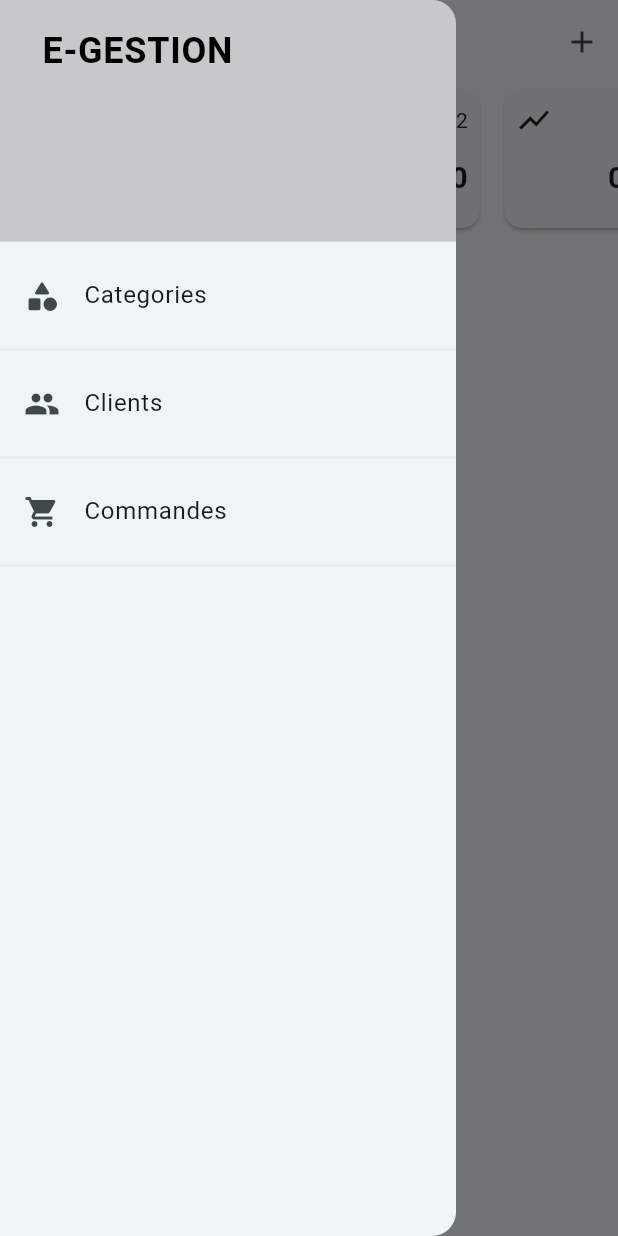
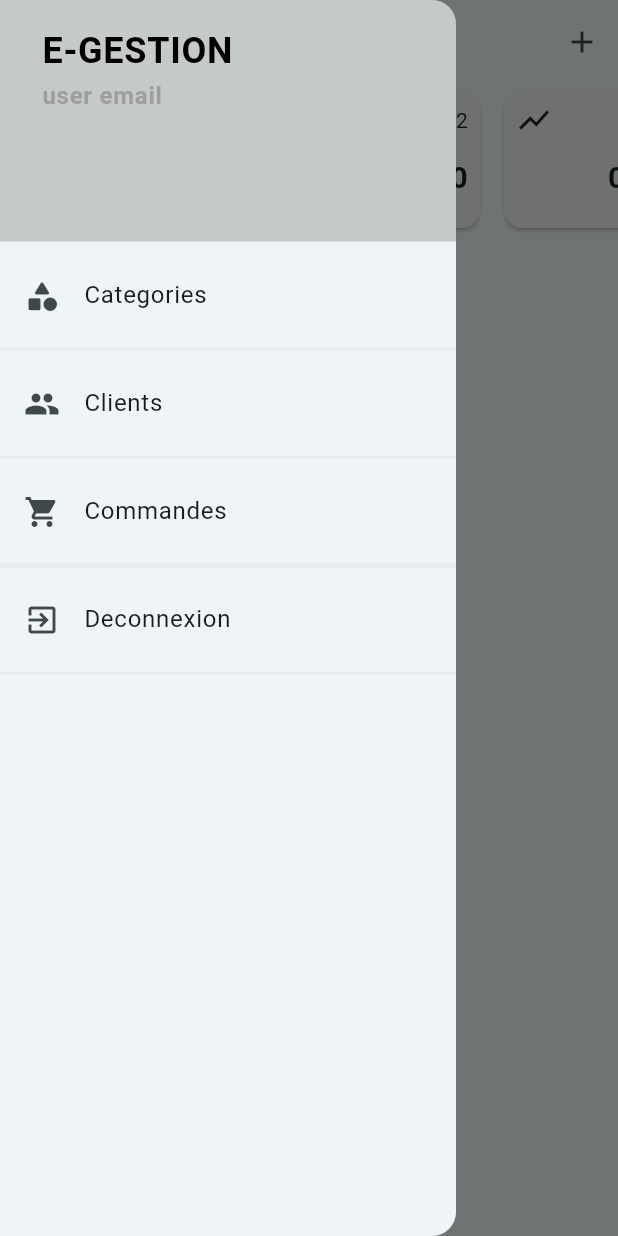
Before and after one commit to obidano/flutter_ecommerce_manage, a Flutter app: the CataloguePage screen opened by its route, with the side drawer open, on a phone screen of 412 x 824 dp. Run offline on Flutter 3.47's test engine with Material 3 defaults, Android fonts, the light colour scheme and no system bars; our stand-ins replace flutter_riverpod, go_router, riverpod, rxdart.

Commit message:
controller with statenotifier

```diff
--- a/lib/features/article/presentation/catalogue/MenuNavigation.dart
+++ b/lib/features/article/presentation/catalogue/MenuNavigation.dart
@@ -1,13 +1,22 @@
 import 'package:flutter/material.dart';
+import 'package:flutter_riverpod/flutter_riverpod.dart';
 import 'package:go_router/go_router.dart';
+import 'package:new_ecommerce_foundations/features/authenttication/presentation/login/LoginController.dart';
 import 'package:new_ecommerce_foundations/routers.dart';
 import 'package:new_ecommerce_foundations/utils/constantes.dart';
 
-class MenuNavigation extends StatelessWidget {
+class MenuNavigation extends ConsumerWidget {
   const MenuNavigation({super.key});
 
   @override
-  Widget build(BuildContext context) {
+  Widget build(BuildContext context, WidgetRef ref) {
+    ref.listen<AsyncValue<void>>(loginControllerProvider, (previous, next) {
+      if (next.hasError) {
+        showErrorDialog(context, next.error.toString());
+      }
+    });
+    var state = ref.watch(loginControllerProvider);
+
     return Drawer(
       child: ListView(
         // Important: Remove any padding from the ListView.
@@ -19,12 +28,24 @@ class MenuNavigation extends StatelessWidget {
             ),
             child: const Padding(
               padding: EdgeInsets.symmetric(horizontal: Sizes.p12),
-              child: Text(
-                'E-GESTION',
-                style: TextStyle(
-                    color: Colors.black,
-                    fontSize: Sizes.p24,
-                    fontWeight: FontWeight.bold),
+              child: Column(
+                crossAxisAlignment: CrossAxisAlignment.start,
+                children: [
+                  Text(
+                    'E-GESTION',
+                    style: TextStyle(
+                        color: Colors.black,
+                        fontSize: Sizes.p24,
+                        fontWeight: FontWeight.bold),
+                  ),
+                  Text(
+                    'user email',
+                    style: TextStyle(
+                        color: Colors.grey,
+                        fontSize: Sizes.p16,
+                        fontWeight: FontWeight.bold),
+                  ),
+                ],
               ),
             ),
           ),
@@ -53,9 +74,54 @@ class MenuNavigation extends StatelessWidget {
             title: const Text('Commandes'),
             onTap: () {},
           ),
-          Divider(thickness: 2, color: Colors.grey.withOpacity(.1)),
+          Divider(thickness: 3, color: Colors.grey.withOpacity(.1)),
+          state.isLoading
+              ? const SizedBox(
+                  height: 50,
+                  width: 50,
+                  child: Center(child: CircularProgressIndicator()))
+              : _buttonDeconnexion(context, ref)
         ],
       ),
     );
   }
+
+  Widget _buttonDeconnexion(BuildContext context, WidgetRef ref) {
+    return Column(children: [
+      ListTile(
+        leading: const Icon(
+          Icons.exit_to_app,
+        ),
+        title: const Text('Deconnexion'),
+        onTap: () async {
+          final res =
+              await ref.read(loginControllerProvider.notifier).deconnexion();
+          if (res && context.mounted) {
+            context.pushReplacementNamed(Urls.login.name);
+          }
+        },
+      ),
+      Divider(thickness: 2, color: Colors.grey.withOpacity(.1)),
+    ]);
+  }
+
+  void showErrorDialog(BuildContext context, String errorMessage) {
+    showDialog(
+      context: context,
+      builder: (BuildContext context) {
+        return AlertDialog(
+          title: const Text("Message"),
+          content: Text(errorMessage),
+          actions: <Widget>[
+            TextButton(
+              child: const Text('Fermer'),
+              onPressed: () {
+                Navigator.of(context).pop();
+              },
+            ),
+          ],
+        );
+      },
+    );
+  }
 }
--- /dev/null
+++ b/lib/features/authenttication/data/abstract_auth_repo.dart
@@ -0,0 +1,11 @@
+abstract class AuthRepo {
+  Map<String, dynamic>? get user;
+
+  Stream<Map<String, dynamic>?> streamAuthStateChange();
+
+  Future<void> authenticate(String email, String password);
+
+  Future<void> createAccount(String email, String password);
+
+  Future<void> deconnecter();
+}
--- /dev/null
+++ b/lib/features/authenttication/data/fake_auth_repo.dart
@@ -0,0 +1,51 @@
+import 'package:new_ecommerce_foundations/utils/in_memory_store.dart';
+import 'package:riverpod/riverpod.dart';
+import 'package:uuid/uuid.dart';
+
+import 'abstract_auth_repo.dart';
+
+class FakeAuthRepo implements AuthRepo {
+  final _authState = InMemoryStore<Map<String, dynamic>?>(null);
+
+  @override
+  Map<String, dynamic>? get user => _authState.value;
+
+  @override
+  Stream<Map<String, dynamic>?> streamAuthStateChange() => _authState.stream;
+
+  @override
+  Future<void> authenticate(String email, String password) async {
+    if (user == null) {
+      _authState.value = {"id": const Uuid().v4(), "email": email};
+    }
+  }
+
+  @override
+  Future<void> createAccount(String email, String password) async {
+    if (user == null) {
+      _authState.value = {"id": const Uuid().v4(), "email": email};
+    }
+  }
+
+  @override
+  Future<void> deconnecter() async {
+    await Future.delayed(const Duration(seconds: 2));
+    // throw Exception("Erreur reseau");
+    _authState.value=null;
+  }
+
+  void dispose()=> _authState.close();
+}
+
+final authRepoProvider = Provider<FakeAuthRepo>((ref) {
+  final provider= FakeAuthRepo();
+  ref.onDispose(() => provider.dispose());
+  return provider;
+
+});
+
+final streamAuthStatePRovider =
+    StreamProvider.autoDispose<Map<String, dynamic>?>((ref) {
+  final repo = ref.watch(authRepoProvider);
+  return repo.streamAuthStateChange();
+});
--- a/lib/routers.dart
+++ b/lib/routers.dart
@@ -1,5 +1,6 @@
 import 'package:flutter/material.dart';
 import 'package:go_router/go_router.dart';
+import 'package:new_ecommerce_foundations/features/authenttication/presentation/login/LoginPage.dart';
 
 import 'features/article/presentation/article_page/ArticlePage.dart';
 import 'features/article/presentation/catalogue/CataloguePage.dart';
@@ -33,7 +34,7 @@ final GoRouter routerConfig = GoRouter(
         path: "/login",
         name: Urls.login.name,
         builder: (BuildContext context, GoRouterState state) =>
-             CataloguePage(),
+             const LoginPage(),
       ),
     ],
     errorBuilder: (context, state) =>  CataloguePage());
--- a/lib/widgets/MButton.dart
+++ b/lib/widgets/MButton.dart
@@ -10,28 +10,42 @@ class MButton extends StatelessWidget {
       this.onClick,
       this.elevation,
       this.backgroundColor,
-      this.icon});
+      this.icon,
+      this.mainAxisSize = MainAxisSize.min,
+      this.textColor = Colors.deepOrange});
 
+  final MainAxisSize mainAxisSize;
   final String text;
   final bool isLoading;
   final VoidCallback? onClick;
   final double? elevation;
   final Color? backgroundColor;
+  final Color textColor;
   final IconData? icon;
 
   @override
   Widget build(BuildContext context) {
     return SizedBox(
-      height: Sizes.p32,
+      height: Sizes.p64,
       child: ElevatedButton(
         style: ElevatedButton.styleFrom(
-            backgroundColor: backgroundColor ?? Colors.white,
-            elevation: elevation ?? 1.0),
+          backgroundColor: backgroundColor ?? Colors.white,
+          shape: RoundedRectangleBorder(
+            borderRadius: BorderRadius.circular(
+                10.0), // Ajustez la valeur du rayon selon vos besoins
+          ),
+        ).merge(ButtonStyle(elevation:
+            MaterialStateProperty.resolveWith<double>(
+                (Set<MaterialState> states) {
+          if (states.contains(MaterialState.pressed)) return 0.0;
+          return elevation ?? 1.0;
+        }))),
         onPressed: onClick,
         child: isLoading
             ? const CircularProgressIndicator()
             : Row(
-                mainAxisSize: MainAxisSize.min,
+                mainAxisSize: mainAxisSize,
+                mainAxisAlignment: MainAxisAlignment.center,
                 children: [
                   if (icon != null) ...[
                     const Icon(Icons.refresh),
@@ -43,7 +57,7 @@ class MButton extends StatelessWidget {
                     style: Theme.of(context)
                         .textTheme
                         .titleMedium!
-                        .copyWith(color: Colors.deepOrange),
+                        .copyWith(color: textColor),
                   ),
                 ],
               ),
--- a/pubspec.yaml
+++ b/pubspec.yaml
@@ -42,6 +42,8 @@ dependencies:
   cupertino_icons: ^1.0.2
   go_router: ^12.1.1
   flutter_riverpod: ^2.4.9
+  rxdart: ^0.27.7
+  uuid: ^4.2.1
 
 dev_dependencies:
   flutter_test:
```
Also changed, not shown: lib/features/authenttication/data/firebase_auth_repo.dart (added, +32 -0 lines), lib/features/authenttication/presentation/login/LoginController.dart (added, +35 -0 lines), lib/features/authenttication/presentation/login/LoginPage.dart (added, +62 -0 lines), lib/utils/in_memory_store.dart (added, +16 -0 lines), lib/widgets/MTextField.dart (added, +53 -0 lines), assets/gestion.png (added), pubspec.lock.
